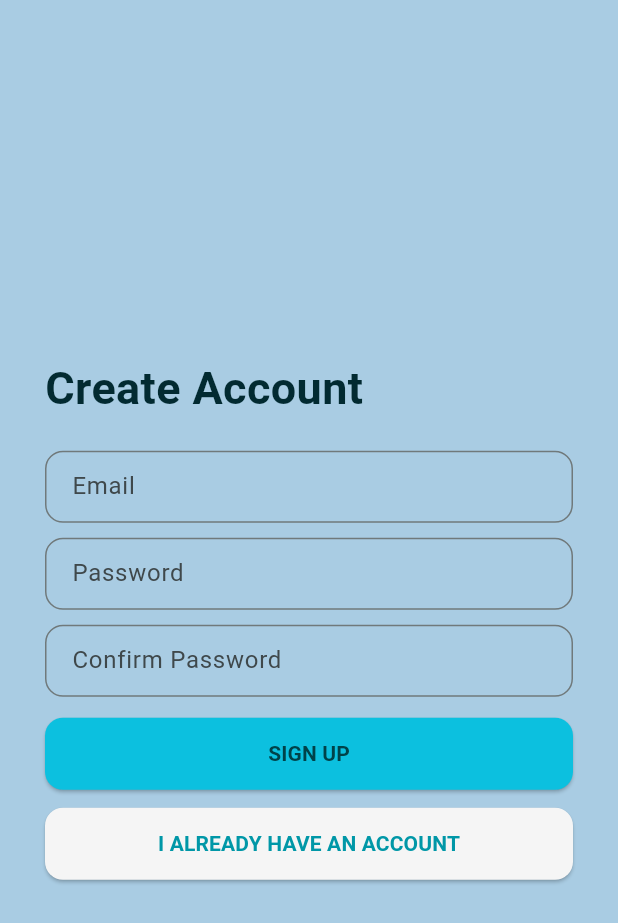
After one commit to vinhelper/flow_funds, a Flutter app: the screen it shows after launch, after a tap on "GET STARTED", on a phone screen of 412 x 824 dp. The commit adds this screen. Shown: the top 923 px of the screen. Run offline on Flutter 3.47's test engine with Material 3 defaults, Android fonts, the phone set to English and light mode, and no system bars.

Commit message:
FEAT: Add Sign Up Page UI

```diff
--- a/lib/pages/init_page.dart
+++ b/lib/pages/init_page.dart
@@ -99,7 +99,7 @@ class InitPage extends StatelessWidget {
                           Expanded(
                             child: ElevatedButton(
                               style: ElevatedButton.styleFrom(
-                                backgroundColor: Colors.white70,
+                                backgroundColor: Colors.grey[100],
                                 shape: RoundedRectangleBorder(
                                   borderRadius: BorderRadius.circular(12),
                                 ),
--- /dev/null
+++ b/lib/pages/register_page.dart
@@ -0,0 +1,249 @@
+import 'package:flutter/material.dart';
+
+class RegisterPage extends StatelessWidget {
+  const RegisterPage({super.key});
+
+  @override
+  Widget build(BuildContext context) {
+    double deviceHeight = MediaQuery.of(context).size.height;
+
+    return Scaffold(
+      backgroundColor: Color.fromRGBO(169, 204, 227, 1),
+      body: Padding(
+        padding: const EdgeInsets.all(30),
+        child: Column(
+          mainAxisAlignment: MainAxisAlignment.center,
+          children: [
+            Row(
+              children: [
+                Text(
+                  "Create Account",
+                  style: TextStyle(
+                    color: Color(0xFF022A31),
+                    fontSize: 30,
+                    fontWeight: FontWeight.bold,
+                  ),
+                ),
+              ],
+            ),
+
+            SizedBox(height: 20),
+
+            TextField(
+              decoration: InputDecoration(
+                label: Text("Email"),
+                border: OutlineInputBorder(
+                  borderRadius: BorderRadius.circular(12),
+                ),
+                contentPadding: EdgeInsets.symmetric(horizontal: 14),
+              ),
+            ),
+
+            SizedBox(height: 10),
+
+            TextField(
+              decoration: InputDecoration(
+                label: Text("Password"),
+                border: OutlineInputBorder(
+                  borderRadius: BorderRadius.circular(12),
+                ),
+                contentPadding: EdgeInsets.symmetric(horizontal: 14),
+              ),
+              obscureText: true,
+            ),
+
+            SizedBox(height: 10),
+
+            TextField(
+              decoration: InputDecoration(
+                label: Text("Confirm Password"),
+                border: OutlineInputBorder(
+                  borderRadius: BorderRadius.circular(12),
+                ),
+                contentPadding: EdgeInsets.symmetric(horizontal: 14),
+              ),
+              obscureText: true,
+            ),
+
+            SizedBox(height: 14),
+
+            Row(
+              children: <Widget>[
+                Expanded(
+                  child: ElevatedButton(
+                    style: ElevatedButton.styleFrom(
+                      backgroundColor: Color.fromRGBO(12, 192, 223, 1),
+                      shape: RoundedRectangleBorder(
+                        borderRadius: BorderRadius.circular(12),
+                      ),
+                      padding: EdgeInsets.symmetric(vertical: 14),
+                    ),
+                    onPressed: () {},
+                    child: const Text(
+                      "SIGN UP",
+                      style: TextStyle(
+                        fontWeight: FontWeight.bold,
+                        color: Color.fromRGBO(0, 66, 73, 1),
+                      ),
+                    ),
+                  ),
+                ),
+              ],
+            ),
+
+            SizedBox(height: 12),
+
+            Row(
+              children: <Widget>[
+                Expanded(
+                  child: ElevatedButton(
+                    style: ElevatedButton.styleFrom(
+                      backgroundColor: Colors.grey[100],
+                      shape: RoundedRectangleBorder(
+                        borderRadius: BorderRadius.circular(12),
+                      ),
+                      padding: EdgeInsets.symmetric(vertical: 14),
+                    ),
+                    onPressed: () {
+                      // Button 1 action
+                    },
+                    child: const Text(
+                      "I ALREADY HAVE AN ACCOUNT",
+                      style: TextStyle(
+                        fontSize: 14,
+                        fontWeight: FontWeight.bold,
+                        color: Color.fromRGBO(0, 151, 167, 1),
+                      ),
+                    ),
+                  ),
+                ),
+              ],
+            ),
+          ],
+        ),
+      ),
+    );
+  }
+}
+
+class asdfasdf extends StatelessWidget {
+  const asdfasdf({super.key, required this.deviceHeight});
+
+  final double deviceHeight;
+
+  @override
+  Widget build(BuildContext context) {
+    return ListView(
+      children: [
+        SizedBox(height: deviceHeight / 4),
+
+        Padding(
+          padding: const EdgeInsets.symmetric(horizontal: 30),
+          child: TextField(
+            decoration: InputDecoration(
+              label: Text("Email"),
+              border: OutlineInputBorder(
+                borderRadius: BorderRadius.circular(12),
+              ),
+              contentPadding: EdgeInsets.all(12),
+            ),
+          ),
+        ),
+
+        SizedBox(height: 10),
+
+        Padding(
+          padding: const EdgeInsets.symmetric(horizontal: 30),
+          child: TextField(
+            decoration: InputDecoration(
+              label: Text("Password"),
+              border: OutlineInputBorder(
+                borderRadius: BorderRadius.circular(12),
+              ),
+              contentPadding: EdgeInsets.all(12),
+              fillColor: Colors.white,
+            ),
+            obscureText: true,
+          ),
+        ),
+
+        SizedBox(height: 10),
+
+        Padding(
+          padding: const EdgeInsets.symmetric(horizontal: 30),
+          child: TextField(
+            decoration: InputDecoration(
+              label: Text("Confirm Password"),
+              border: OutlineInputBorder(
+                borderRadius: BorderRadius.circular(12),
+              ),
+              contentPadding: EdgeInsets.all(12),
+            ),
+            obscureText: true,
+          ),
+        ),
+
+        SizedBox(height: 16),
+
+        Padding(
+          padding: const EdgeInsets.symmetric(horizontal: 30),
+          child: Row(
+            children: <Widget>[
+              Expanded(
+                child: ElevatedButton(
+                  style: ElevatedButton.styleFrom(
+                    backgroundColor: Color.fromRGBO(12, 192, 223, 1),
+                    shape: RoundedRectangleBorder(
+                      borderRadius: BorderRadius.circular(12),
+                    ),
+                    padding: EdgeInsets.symmetric(vertical: 12),
+                  ),
+                  onPressed: () {},
+                  child: const Text(
+                    "SIGN UP",
+                    style: TextStyle(
+                      fontWeight: FontWeight.bold,
+                      color: Color.fromRGBO(0, 66, 73, 1),
+                    ),
+                  ),
+                ),
+              ),
+            ],
+          ),
+        ),
+
+        SizedBox(height: 10),
+
+        Padding(
+          padding: const EdgeInsets.symmetric(horizontal: 30),
+          child: Row(
+            children: <Widget>[
+              Expanded(
+                child: ElevatedButton(
+                  style: ElevatedButton.styleFrom(
+                    backgroundColor: Colors.white70,
+                    shape: RoundedRectangleBorder(
+                      borderRadius: BorderRadius.circular(12),
+                    ),
+                    padding: EdgeInsets.symmetric(vertical: 12),
+                  ),
+                  onPressed: () {
+                    // Button 1 action
+                  },
+                  child: const Text(
+                    "I ALREADY HAVE AN ACCOUNT",
+                    style: TextStyle(
+                      fontSize: 14,
+                      fontWeight: FontWeight.bold,
+                      color: Color.fromRGBO(0, 151, 167, 1),
+                    ),
+                  ),
+                ),
+              ),
+            ],
+          ),
+        ),
+      ],
+    );
+  }
+}
```
